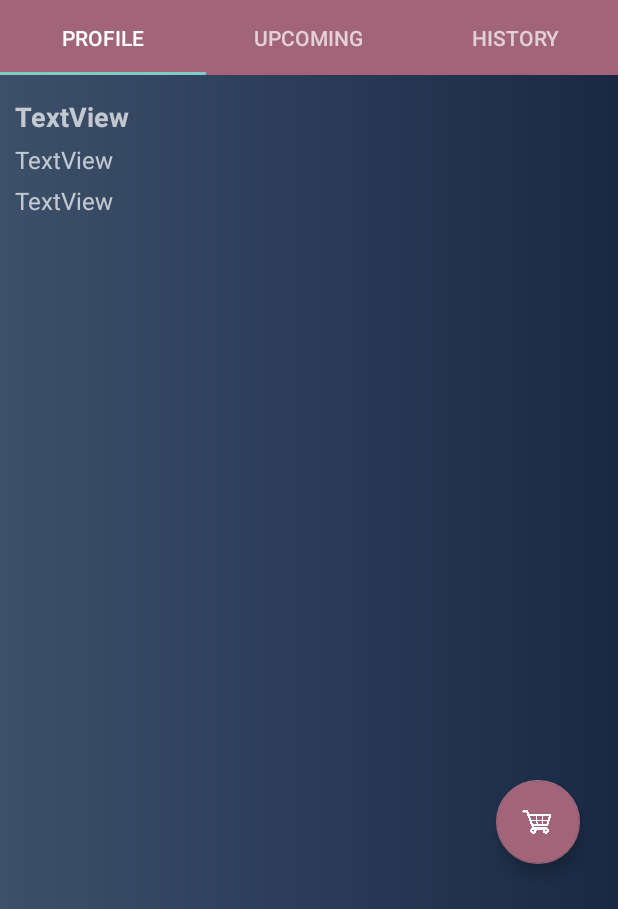
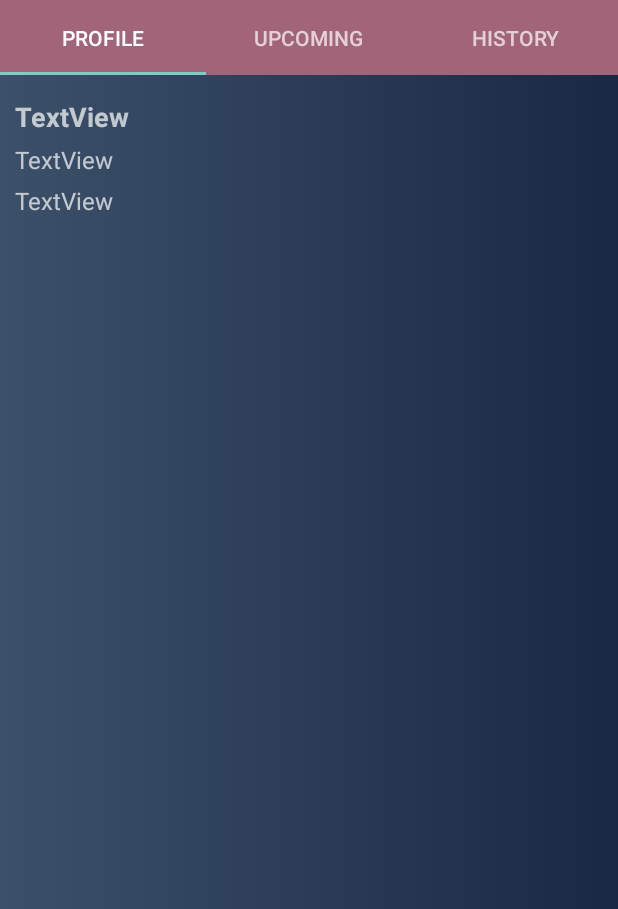
Before and after one commit to mermaida/hair-salon-booking, an Android app: the ViewUserProfile screen opened directly, with no data from a screen before it, on a phone screen of 412 x 824 dp, the part 327-1236 px from its top. Run offline under Robolectric (Android 15) with nearby library versions, the phone set to English and light mode, and no system bars; our stand-ins replace Firebase (no records; nobody signed in at launch, a user with empty details on screens opened directly); Roboto replaces fonts that are not available here; 3 statements that could not run were skipped.

Commit message:
list fix

```diff
--- a/app/src/main/java/com/example/aida/finalproj/Activities/SalonActivities/ViewUserProfile.java
+++ b/app/src/main/java/com/example/aida/finalproj/Activities/SalonActivities/ViewUserProfile.java
@@ -1,9 +1,11 @@
 package com.example.aida.finalproj.Activities.SalonActivities;
 
+import android.support.design.widget.FloatingActionButton;
 import android.support.design.widget.TabLayout;
 import android.support.v4.view.ViewPager;
 import android.support.v7.app.AppCompatActivity;
 import android.os.Bundle;
+import android.view.View;
 
 import com.example.aida.finalproj.Adapters.SalonViewPagerAdapter;
 import com.example.aida.finalproj.Adapters.UserViewPagerAdapter;
@@ -12,6 +14,7 @@ import com.example.aida.finalproj.R;
 public class ViewUserProfile extends AppCompatActivity {
 
     TabLayout tabLayout;
+    FloatingActionButton fab;
 
     @Override
     protected void onCreate(Bundle savedInstanceState) {
@@ -41,5 +44,9 @@ public class ViewUserProfile extends AppCompatActivity {
 
             }
         });
+
+        fab = findViewById(R.id.fab);
+        fab.setVisibility(View.INVISIBLE);
+
     }
 }
--- a/app/src/main/java/com/example/aida/finalproj/Adapters/HistoryAdapter.java
+++ b/app/src/main/java/com/example/aida/finalproj/Adapters/HistoryAdapter.java
@@ -76,12 +76,14 @@ public class HistoryAdapter extends RecyclerView.Adapter<HistoryAdapter.ViewHold
         holder.price.setText("Total price: ₺" + Double.toString(appointments.get(position).getTotal_price()));
 
         List <String> keys = appointments.get(position).getService_name();
+        if (keys != null) {
             if (keys.size() == 1) holder.servicenames.setText(keys.get(0));
             else {
                 String lastkey = keys.get(keys.size() - 1);
                 keys.remove(keys.size() - 1);
                 String str = Arrays.toString(keys.toArray()).replace("[", "").replace("]", "" + " and " + lastkey);
                 holder.servicenames.setText(str);
+            }
         }
 
 
@@ -97,8 +99,6 @@ public class HistoryAdapter extends RecyclerView.Adapter<HistoryAdapter.ViewHold
         } catch (ParseException e) {
             e.printStackTrace();
         }
-
-        holder.servicenames.setText(str);
 
         holder.layout.setOnClickListener(new View.OnClickListener() {
             @Override
--- a/app/src/main/java/com/example/aida/finalproj/Adapters/RetrievedAdapter.java
+++ b/app/src/main/java/com/example/aida/finalproj/Adapters/RetrievedAdapter.java
@@ -68,12 +68,14 @@ public class RetrievedAdapter extends RecyclerView.Adapter<RetrievedAdapter.View
         holder.price.setText("Total price: ₺" + Double.toString(appointments.get(position).getTotal_price()));
 
         List <String> keys = appointments.get(position).getService_name();
+        if (keys != null) {
             if (keys.size() == 1) holder.servicenames.setText(keys.get(0));
             else {
                 String lastkey = keys.get(keys.size() - 1);
                 keys.remove(keys.size() - 1);
                 String str = Arrays.toString(keys.toArray()).replace("[", "").replace("]", "" + " and " + lastkey);
                 holder.servicenames.setText(str);
+            }
         }
 
         holder.layout.setOnClickListener(new View.OnClickListener() {
--- a/app/src/main/java/com/example/aida/finalproj/Adapters/SalonRetrieveAdapter.java
+++ b/app/src/main/java/com/example/aida/finalproj/Adapters/SalonRetrieveAdapter.java
@@ -65,12 +65,14 @@ public class SalonRetrieveAdapter extends RecyclerView.Adapter<SalonRetrieveAdap
         holder.price.setText("Total price: " + Double.toString(appointments.get(position).getTotal_price()));
 
         List <String> keys = appointments.get(position).getService_name();
+        if (keys != null) {
             if (keys.size() == 1) holder.servicenames.setText(keys.get(0));
             else {
                 String lastkey = keys.get(keys.size() - 1);
                 keys.remove(keys.size() - 1);
                 String str = Arrays.toString(keys.toArray()).replace("[", "").replace("]", "" + " and " + lastkey);
                 holder.servicenames.setText(str);
+            }
         }
     }
 
```
Lines whose indentation alone changed are shown as unchanged.
